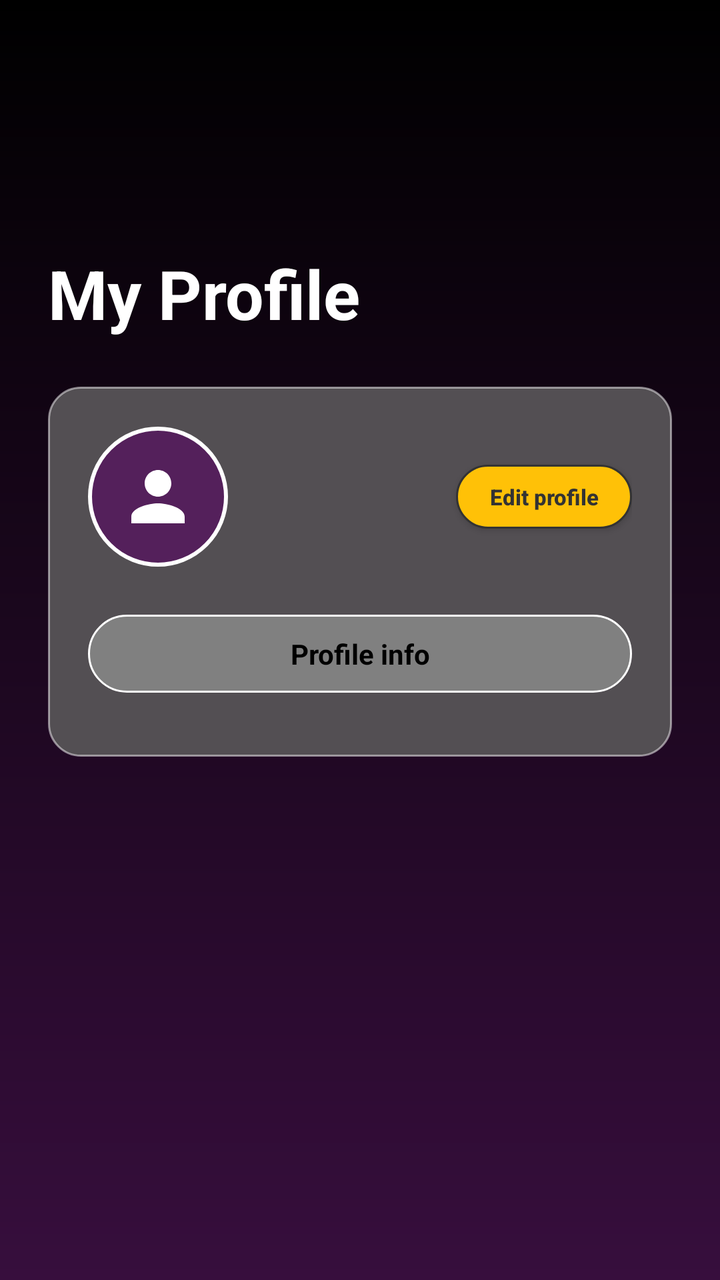
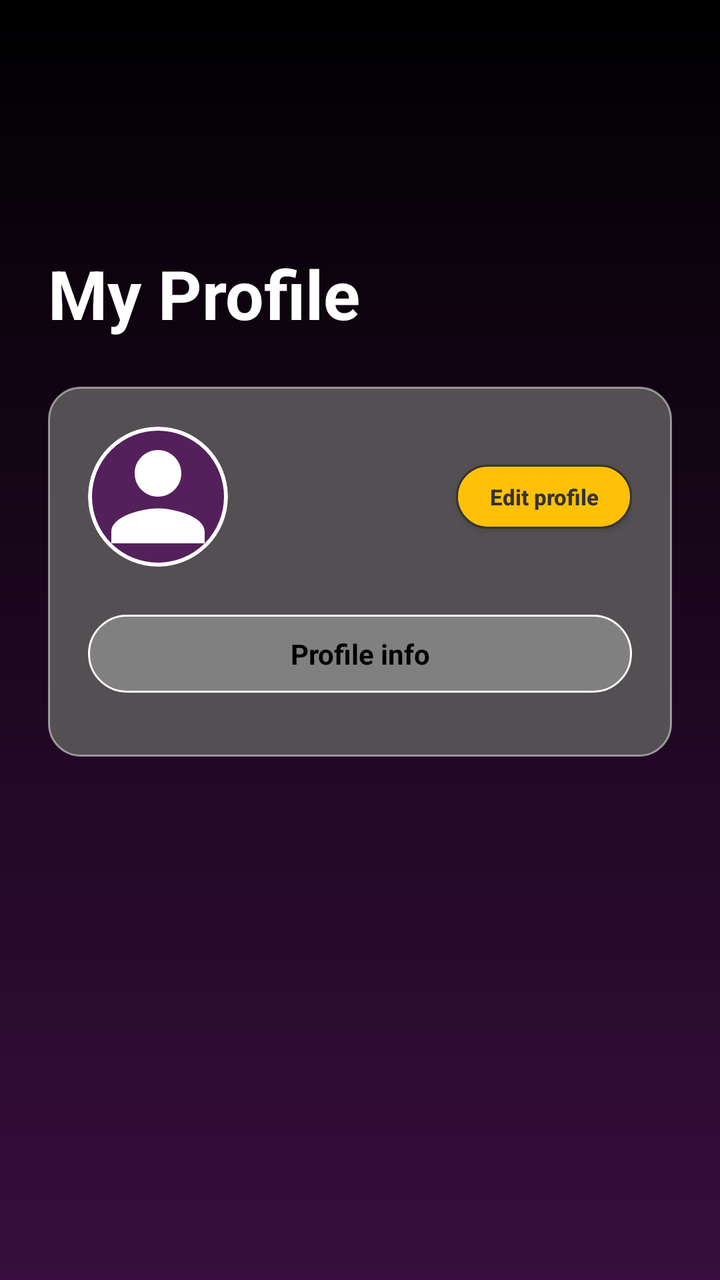

Screens rendered from an Android XML layout before and after an edit, with the pre-edit source and the edit as a unified diff.
<!-- AndroidManifest.xml: application theme Theme.UberProject -->
<!-- res/layout/fragment_profile.xml -->
<?xml version="1.0" encoding="utf-8"?>
<ScrollView
    xmlns:android="http://schemas.android.com/apk/res/android"
    xmlns:app="http://schemas.android.com/apk/res-auto"
    android:layout_width="match_parent"
    android:layout_height="match_parent"
    android:paddingTop="100dp"
    android:clipToPadding="false"
    android:background="@drawable/background_gradient"
    android:fillViewport="true">

    <androidx.constraintlayout.widget.ConstraintLayout
        android:layout_width="match_parent"
        android:layout_height="wrap_content"
        android:padding="24dp">

        <TextView
            android:id="@+id/tvScreenTitle"
            android:layout_width="wrap_content"
            android:layout_height="wrap_content"
            android:text="@string/my_profile_title"
            android:textColor="@color/white"
            android:textSize="34sp"
            android:textStyle="bold"
            app:layout_constraintStart_toStartOf="parent"
            app:layout_constraintTop_toTopOf="parent" />

        <androidx.constraintlayout.widget.ConstraintLayout
            android:id="@+id/cardContainer"
            android:layout_width="match_parent"
            android:layout_height="wrap_content"
            android:layout_marginTop="24dp"
            android:background="@drawable/bg_card_main"
            android:padding="20dp"
            app:layout_constraintTop_toBottomOf="@id/tvScreenTitle">

            <ImageView
                android:id="@+id/imgProfile"
                android:layout_width="70dp"
                android:layout_height="70dp"
                android:background="@drawable/circle_background"
                android:padding="15dp"
                android:src="@drawable/ic_person_placeholder"
                app:layout_constraintStart_toStartOf="parent"
                app:layout_constraintTop_toTopOf="parent"
                app:tint="@color/white" />

            <LinearLayout
                android:id="@+id/userInfoLayout"
                android:layout_width="0dp"
                android:layout_height="wrap_content"
                android:layout_marginStart="12dp"
                android:layout_marginEnd="8dp"
                android:orientation="vertical"
                app:layout_constraintBottom_toBottomOf="@id/imgProfile"
                app:layout_constraintEnd_toStartOf="@+id/btnEditProfile"
                app:layout_constraintStart_toEndOf="@id/imgProfile"
                app:layout_constraintTop_toTopOf="@id/imgProfile">

                <TextView
                    android:id="@+id/headerName"
                    android:layout_width="match_parent"
                    android:layout_height="wrap_content"
                    android:text=""
                    android:textColor="@color/white"
                    android:textSize="18sp"
                    android:textStyle="bold"
                    android:singleLine="true"
                    android:ellipsize="end" />

                <TextView
                    android:id="@+id/headerEmail"
                    android:layout_width="match_parent"
                    android:layout_height="wrap_content"
                    android:text=""
                    android:textColor="#B0B0B0"
                    android:textSize="12sp"
                    android:singleLine="true"
                    android:ellipsize="end" />
            </LinearLayout>

            <androidx.appcompat.widget.AppCompatButton
                android:id="@+id/btnEditProfile"
                android:layout_width="wrap_content"
                android:layout_height="32dp"
                android:background="@drawable/bg_button_yellow"
                android:paddingHorizontal="10dp"
                android:text="@string/edit_profile_title"
                android:textAllCaps="false"
                android:textColor="@color/text_dark"
                android:textSize="11sp"
                android:textStyle="bold"
                app:layout_constraintBottom_toBottomOf="@id/imgProfile"
                app:layout_constraintEnd_toEndOf="parent"
                app:layout_constraintTop_toTopOf="@id/imgProfile" />

            <LinearLayout
                android:id="@+id/tabsContainer"
                android:layout_width="match_parent"
                android:layout_height="wrap_content"
                android:layout_marginTop="24dp"
                android:background="@drawable/bg_tabs_outline"
                android:orientation="horizontal"
                android:padding="4dp"
                android:weightSum="1"   app:layout_constraintTop_toBottomOf="@id/imgProfile">

                <TextView
                    android:id="@+id/tabInfo"
                    android:layout_width="0dp"
                    android:layout_height="wrap_content"
                    android:layout_weight="1"
                    android:gravity="center"
                    android:paddingVertical="6dp"
                    android:text="@string/profile_info_title"
                    android:textColor="@color/black"
                    android:textStyle="bold" />
            </LinearLayout>

            <FrameLayout
                android:id="@+id/profileContentContainer"
                android:layout_width="match_parent"
                android:layout_height="wrap_content"
                android:layout_marginTop="12dp"
                app:layout_constraintTop_toBottomOf="@id/tabsContainer" />

        </androidx.constraintlayout.widget.ConstraintLayout>

    </androidx.constraintlayout.widget.ConstraintLayout>
</ScrollView>
<!-- resources referenced by this layout -->
<resources>
  <color name="black">#FF000000</color>
  <color name="text_dark">#333333</color>
  <color name="white">#FFFFFFFF</color>
  <!-- drawable background_gradient (drawable) -->
  <?xml version="1.0" encoding="utf-8"?>
  <shape xmlns:android="http://schemas.android.com/apk/res/android">
      <gradient
          android:type="linear"
          android:angle="90"
          android:startColor="@color/purple_main"
          android:endColor="@color/black" />
  </shape>
  <!-- drawable bg_button_yellow (drawable) -->
  <?xml version="1.0" encoding="utf-8"?>
  <shape xmlns:android="http://schemas.android.com/apk/res/android">
      <solid android:color="@color/accent_yellow"/>
      <corners android:radius="50dp"/>
  
      <stroke
          android:width="1dp"
          android:color="@color/text_dark" />
  </shape>
  <!-- drawable bg_card_main (drawable) -->
  <?xml version="1.0" encoding="utf-8"?>
  <shape xmlns:android="http://schemas.android.com/apk/res/android">
      <solid android:color="@color/card_background"/>
      <corners android:radius="16dp"/>
  
      <stroke
          android:width="1dp"
          android:color="#80FFFFFF"/>
  </shape>
  <!-- drawable bg_tabs_outline (drawable) -->
  <?xml version="1.0" encoding="utf-8"?>
  <shape xmlns:android="http://schemas.android.com/apk/res/android">
      <solid android:color="#808080" />
  
      <stroke
          android:width="1dp"
          android:color="@color/white" />
  
      <corners android:radius="25dp" />
  </shape>
  <!-- drawable circle_background (drawable) -->
  <shape xmlns:android="http://schemas.android.com/apk/res/android"
      android:shape="oval">
      <solid android:color="@color/purple_tint" />
      <stroke
          android:width="2dp"
          android:color="@color/text_white" />
  </shape>
  <!-- drawable ic_person_placeholder (drawable) -->
  <vector xmlns:android="http://schemas.android.com/apk/res/android"
      android:width="24dp"
      android:height="24dp"
      android:viewportWidth="24"
      android:viewportHeight="24"
      android:tint="@color/text_white">
      <path
          android:fillColor="@android:color/white"
          android:pathData="M12,12c2.21,0 4,-1.79 4,-4s-1.79,-4 -4,-4 -4,1.79 -4,4 1.79,4 4,4zM12,14c-2.67,0 -8,1.34 -8,4v2h16v-2c0,-2.66 -5.33,-4 -8,-4z"/>
  </vector>
  <string name="edit_profile_title">Edit profile</string>
  <string name="my_profile_title">My Profile</string>
  <string name="profile_info_title">Profile info</string>
  <style name="Theme.UberProject" parent="Base.Theme.UberProject" />
  <color name="purple_main">#370E3D</color>
  <color name="accent_yellow">#FFC107</color>
  <color name="card_background">#534f53</color>
  <color name="purple_tint">#D955185D</color>
  <color name="text_white">#FFFFFF</color>
  <style name="Base.Theme.UberProject" parent="Theme.Material3.DayNight.NoActionBar">
          
          
      </style>
</resources>

<!-- the commit's change to res/layout/fragment_profile.xml (unified diff, before → after) -->
@@ -34,16 +34,32 @@
             android:padding="20dp"
             app:layout_constraintTop_toBottomOf="@id/tvScreenTitle">
 
-            <ImageView
-                android:id="@+id/imgProfile"
+            <FrameLayout
+                android:id="@+id/profileImageContainer"
                 android:layout_width="70dp"
                 android:layout_height="70dp"
                 android:background="@drawable/circle_background"
-                android:padding="15dp"
-                android:src="@drawable/ic_person_placeholder"
+                android:clipToOutline="true"
                 app:layout_constraintStart_toStartOf="parent"
-                app:layout_constraintTop_toTopOf="parent"
-                app:tint="@color/white" />
+                app:layout_constraintTop_toTopOf="parent">
+
+                <ImageView
+                    android:id="@+id/imgProfile"
+                    android:layout_width="match_parent"
+                    android:layout_height="match_parent"
+                    android:scaleType="centerCrop"
+                    android:src="@drawable/ic_person_placeholder" />
+
+                <LinearLayout
+                    android:id="@+id/layoutChangePhoto"
+                    android:layout_width="match_parent"
+                    android:layout_height="match_parent"
+                    android:background="#80000000"
+                    android:gravity="center"
+                    android:orientation="vertical"
+                    android:visibility="gone">
+                </LinearLayout>
+            </FrameLayout>
 
             <LinearLayout
                 android:id="@+id/userInfoLayout"
@@ -52,10 +68,10 @@
                 android:layout_marginStart="12dp"
                 android:layout_marginEnd="8dp"
                 android:orientation="vertical"
-                app:layout_constraintBottom_toBottomOf="@id/imgProfile"
+                app:layout_constraintBottom_toBottomOf="@id/profileImageContainer"
                 app:layout_constraintEnd_toStartOf="@+id/btnEditProfile"
-                app:layout_constraintStart_toEndOf="@id/imgProfile"
-                app:layout_constraintTop_toTopOf="@id/imgProfile">
+                app:layout_constraintStart_toEndOf="@id/profileImageContainer"
+                app:layout_constraintTop_toTopOf="@id/profileImageContainer">
 
                 <TextView
                     android:id="@+id/headerName"
@@ -90,9 +106,9 @@
                 android:textColor="@color/text_dark"
                 android:textSize="11sp"
                 android:textStyle="bold"
-                app:layout_constraintBottom_toBottomOf="@id/imgProfile"
+                app:layout_constraintBottom_toBottomOf="@id/profileImageContainer"
                 app:layout_constraintEnd_toEndOf="parent"
-                app:layout_constraintTop_toTopOf="@id/imgProfile" />
+                app:layout_constraintTop_toTopOf="@id/profileImageContainer" />
 
             <LinearLayout
                 android:id="@+id/tabsContainer"
@@ -102,7 +118,8 @@
                 android:background="@drawable/bg_tabs_outline"
                 android:orientation="horizontal"
                 android:padding="4dp"
-                android:weightSum="1"   app:layout_constraintTop_toBottomOf="@id/imgProfile">
+                android:weightSum="1"
+                app:layout_constraintTop_toBottomOf="@id/profileImageContainer">
 
                 <TextView
                     android:id="@+id/tabInfo"
